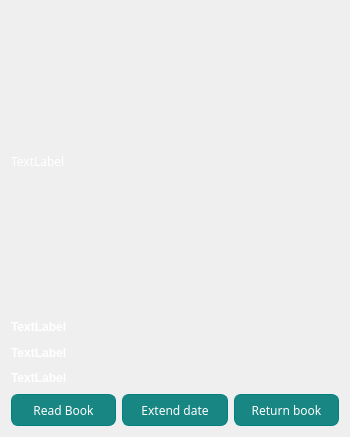
Andrew-Gh21/OnLib, file OnLib/OnLib/MyListBookPreview.ui: the form before one commit.
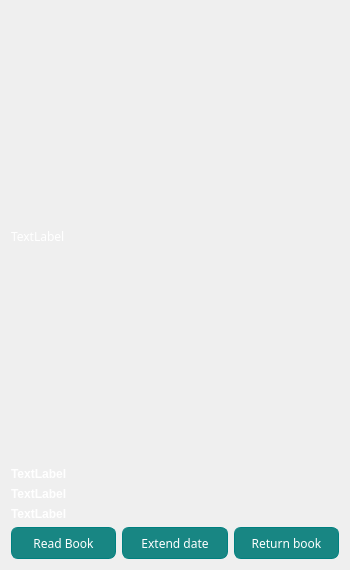
The form after the commit.

Commit message:
Added back button from book details and some design
User can come on home page by clicking "Back" from book details. Also, resized pictures so they appear nice and book details page is finished.

Patch:
```diff
--- a/OnLib/OnLib/MyListBookPreview.ui
+++ b/OnLib/OnLib/MyListBookPreview.ui
@@ -49,8 +49,8 @@
       <widget class="QLabel" name="cover">
        <property name="minimumSize">
         <size>
-         <width>150</width>
-         <height>300</height>
+         <width>228</width>
+         <height>450</height>
         </size>
        </property>
        <property name="maximumSize">
@@ -79,6 +79,12 @@
      </item>
      <item row="3" column="0">
       <widget class="QLabel" name="returnDate">
+       <property name="maximumSize">
+        <size>
+         <width>16777215</width>
+         <height>16777215</height>
+        </size>
+       </property>
        <property name="font">
         <font>
          <weight>75</weight>
```
The commit also changes 6 other files.
